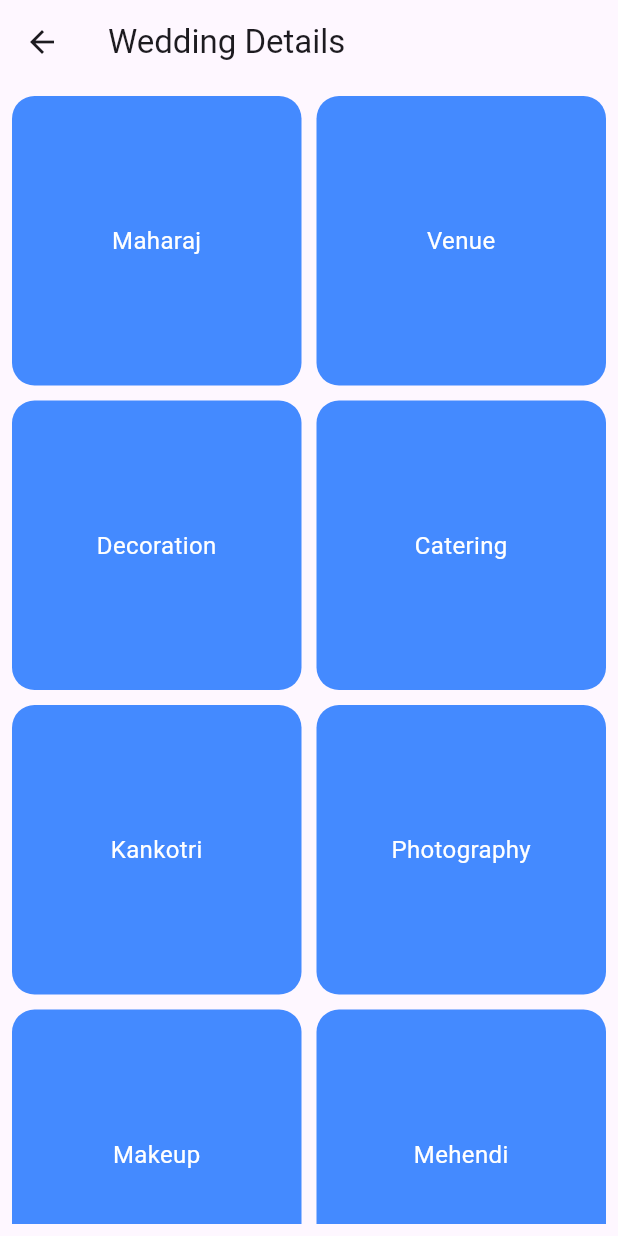
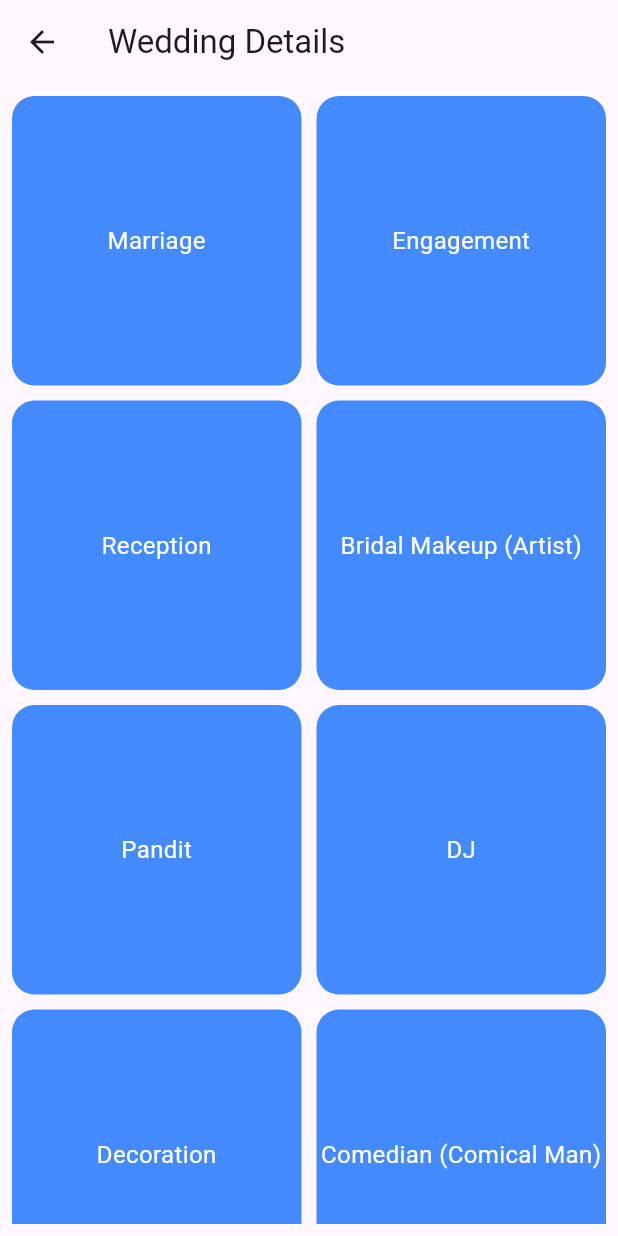
Before and after one commit to moxshang123/eventkaro, a Flutter app: the screen it shows after launch, after a tap on "Wedding", on a phone screen of 412 x 824 dp. Run offline on Flutter 3.47's test engine with Material 3 defaults, Android fonts, the phone set to English and light mode, and no system bars; our stand-ins replace geocoding, geolocator, table_calendar.

Commit message:
navu page banyu che jema pandit pr click krye atle a khule che aane biji categories sub categories add thai gai che

```diff
--- a/lib/Category_detail_page.dart
+++ b/lib/Category_detail_page.dart
@@ -1,4 +1,6 @@
 import 'package:flutter/material.dart';
+import 'pandit_profile_page.dart'; // Import the new page
+
 
 class CategoryDetailPage extends StatelessWidget {
   final String title;
@@ -11,22 +13,42 @@ class CategoryDetailPage extends StatelessWidget {
 
     if (title == 'Wedding') {
       details = [
-        'Maharaj', 'Venue', 'Decoration', 'Catering', 'Kankotri',
-        'Photography', 'Makeup', 'Mehendi', 'Choreography', 'Anchor',
-        'Appearance', 'Baarat', 'Sounds', 'Lights', 'Hampers',
-        'Entry', 'Holiday Package'
+        'Marriage', 'Engagement', 'Reception', 'Bridal Makeup (Artist)', 'Pandit',
+        'DJ', 'Decoration', 'Comedian (Comical Man)', 'Band (Singers, Drama)', 'Catering',
+        'Venue', 'Banquet Hall', 'Park', 'Plots', 'Pool Parties', 'Destination Weddings',
+        'Accommodation'
       ];
     } else if (title == 'Corporate') {
-      details = ['Conferences', 'Product Launches', 'Team Building Activities'];
+      details = [
+        'Corporate Events', 'Conferences', 'Product Launches', 'Team Building Activities',
+        'Retirement Party', 'Retirement Post'
+      ];
     } else if (title == 'DJ/Concert') {
-      details = ['College Concerts', 'Wedding DJ', 'Corporate DJ', 'Standup Comedy'];
+      details = [
+        'College Concerts', 'Wedding DJ', 'Corporate DJ', 'Standup Comedy'
+      ];
     } else if (title == 'Birthday') {
-      details = ['Cake', 'Venue', 'Decoration', 'Catering', 'Party Games', 'Invitations', 'Return Gifts', 'Photography'];
+      details = [
+        'Cake', 'Venue', 'Decoration', 'Catering', 'Party Games', 'Invitations',
+        'Return Gifts', 'Photography', 'Hosting & Games on Birthday'
+      ];
     } else if (title == 'Festival') {
       details = [
-        'Diwali', 'Holi', 'Christmas', 'Eid', 'Raksha Bandhan',
-        'Navratri', 'Ganesh Chaturthi', 'New Year', 'Pongal', 'Dussehra',
-        'Baisakhi', 'Makar Sankranti', 'Onam', 'Janmashtami'
+        'Diwali', 'Holi', 'Christmas', 'Eid', 'Raksha Bandhan', 'Navratri', 'Ganesh Chaturthi',
+        'New Year', 'Pongal', 'Dussehra', 'Baisakhi', 'Makar Sankranti', 'Onam', 'Janmashtami',
+        'Ganpati Mahotsav'
+      ];
+    } else if (title == 'Religious') {
+      details = [
+        'Havan', 'Mundan', 'Gender Reveal', 'Godh Bharai', 'Vastu',
+        'Navratri', 'Janmashtami', 'New Karwa', 'Other Religious Functions',
+        'Hosting Bound for Religious Function'
+      ];
+    } else if (title == 'Miscellaneous') {
+      details = [
+        'Janoi', 'Freshers/Farewell', 'Get-Togethers (Reunion)', 'Baby Shower',
+        'Annual Day Functions', 'Functions like Dhananjay Day', 'Anniversary',
+        'Award Ceremony', 'College Fest/Events'
       ];
     }
 
@@ -44,7 +66,18 @@ class CategoryDetailPage extends StatelessWidget {
           ),
           itemCount: details.length,
           itemBuilder: (context, index) {
-            return Container(
+            return GestureDetector(
+              onTap: () {
+                if (title == 'Wedding' && details[index] == 'Pandit') {
+                  Navigator.push(
+                    context,
+                    MaterialPageRoute(
+                      builder: (context) => PanditProfilePage(),
+                    ),
+                  );
+                }
+              },
+              child: Container(
                 decoration: BoxDecoration(
                   color: Colors.blueAccent,
                   borderRadius: BorderRadius.circular(15),
@@ -56,6 +89,7 @@ class CategoryDetailPage extends StatelessWidget {
                   textAlign: TextAlign.center,
                 ),
               ),
+            ),
             );
           },
         ),
--- a/lib/main.dart
+++ b/lib/main.dart
@@ -154,6 +154,8 @@ class _HomePageState extends State<HomePage> {
                 CategoryItem(title: 'DJ/Concert', icon: Icons.music_note),
                 CategoryItem(title: 'Birthday', icon: Icons.cake),
                 CategoryItem(title: 'Festival', icon: Icons.celebration),
+                CategoryItem(title: 'Religious', icon: Icons.temple_hindu),
+                CategoryItem(title: 'Miscellaneous', icon: Icons.more_horiz),
               ],
             ),
           ),
--- /dev/null
+++ b/lib/pandit_profile_page.dart
@@ -0,0 +1,15 @@
+import 'package:flutter/material.dart';
+
+class PanditProfilePage extends StatelessWidget {
+  @override
+  Widget build(BuildContext context) {
+    return Scaffold(
+      appBar: AppBar(
+        title: Text('Pandit Profiles'),
+      ),
+      body: Center(
+        child: Text('List of Pandit Profiles will go here'),
+      ),
+    );
+  }
+}
```
Lines whose indentation alone changed are shown as unchanged.
